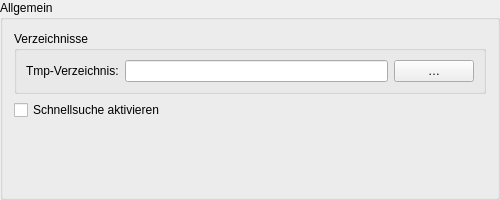
Before: the Qt Designer form ui/ttcutsettingsgeneral.ui in MINIXJR/TTCut-ng, drawn with Qt 5.
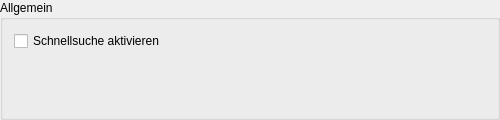
After: the same form once the commit is applied.

Commit message: Settings-Dialog UX: sidebar labels, tooltips, Tmp-Dir move, Encoder-Standards, Muxer-Standards

Patch:
```diff
--- a/ui/ttcutsettingsgeneral.ui
+++ b/ui/ttcutsettingsgeneral.ui
@@ -3,25 +3,16 @@
  <class>TTCutSettingsGeneral</class>
  <widget class="QGroupBox" name="TTCutSettingsGeneral">
   <property name="geometry">
-   <rect><x>0</x><y>0</y><width>500</width><height>200</height></rect>
+   <rect><x>0</x><y>0</y><width>500</width><height>120</height></rect>
   </property>
   <property name="title"><string>Allgemein</string></property>
   <layout class="QVBoxLayout">
    <item>
-    <widget class="QGroupBox" name="gbGeneral">
-     <property name="title"><string>Verzeichnisse</string></property>
-     <layout class="QFormLayout">
-      <item row="0" column="0"><widget class="QLabel" name="laTmpDir"><property name="text"><string>Tmp-Verzeichnis:</string></property></widget></item>
-      <item row="0" column="1">
-       <layout class="QHBoxLayout">
-        <item><widget class="QLineEdit" name="leTempDirectory"/></item>
-        <item><widget class="QPushButton" name="btnDirOpen"><property name="text"><string>…</string></property></widget></item>
-       </layout>
-      </item>
-     </layout>
+    <widget class="QCheckBox" name="cbQuickSearch">
+     <property name="text"><string>Schnellsuche aktivieren</string></property>
+     <property name="toolTip"><string>Beim Slider-Drag direkt zum nächsten Keyframe springen statt jede Frame-Position exakt zu dekodieren — schneller, aber sichtbare Frame-Sprünge beim Ziehen.</string></property>
     </widget>
    </item>
-   <item><widget class="QCheckBox" name="cbQuickSearch"><property name="text"><string>Schnellsuche aktivieren</string></property></widget></item>
    <item>
     <spacer><property name="orientation"><enum>Qt::Vertical</enum></property><property name="sizeHint" stdset="0"><size><width>20</width><height>40</height></size></property></spacer>
    </item>
```
The commit also changes 20 other files.
